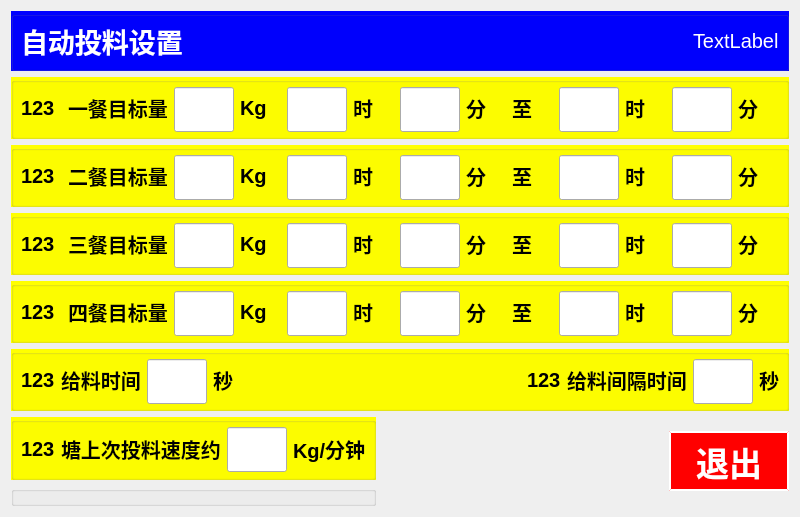
Before: the Qt Designer form chengyi_Qt4linux/form_auto.ui in wsh01/batch-feeder, drawn with Qt 5.
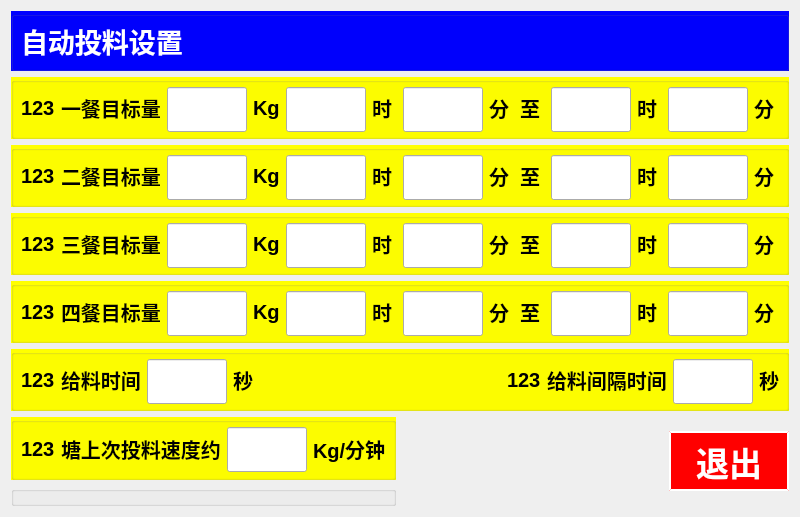
After: the same form once the commit is applied. Custom widgets are drawn as their Qt base class.

```diff
--- a/chengyi_Qt4linux/form_auto.ui
+++ b/chengyi_Qt4linux/form_auto.ui
@@ -72,13 +72,15 @@
         <property name="font">
          <font>
           <pointsize>15</pointsize>
+          <weight>75</weight>
+          <bold>true</bold>
          </font>
         </property>
         <property name="styleSheet">
          <string notr="true">QLabel{color:rgb(255, 255, 255);}</string>
         </property>
         <property name="text">
-         <string>TextLabel</string>
+         <string/>
         </property>
        </widget>
       </item>
@@ -131,13 +133,13 @@
        <widget class="myLineEdit" name="lineEdit">
         <property name="minimumSize">
          <size>
-          <width>60</width>
+          <width>80</width>
           <height>45</height>
          </size>
         </property>
         <property name="maximumSize">
          <size>
-          <width>60</width>
+          <width>80</width>
           <height>45</height>
          </size>
         </property>
@@ -171,13 +173,13 @@
        <widget class="myLineEdit" name="lineEdit_9">
         <property name="minimumSize">
          <size>
-          <width>60</width>
+          <width>80</width>
           <height>45</height>
          </size>
         </property>
         <property name="maximumSize">
          <size>
-          <width>60</width>
+          <width>80</width>
           <height>45</height>
          </size>
         </property>
@@ -208,13 +210,13 @@
        <widget class="myLineEdit" name="lineEdit_10">
         <property name="minimumSize">
          <size>
-          <width>60</width>
+          <width>80</width>
           <height>45</height>
          </size>
         </property>
         <property name="maximumSize">
          <size>
-          <width>60</width>
+          <width>80</width>
           <height>45</height>
          </size>
         </property>
@@ -259,13 +261,13 @@
        <widget class="myLineEdit" name="lineEdit_21">
         <property name="minimumSize">
          <size>
-          <width>60</width>
+          <width>80</width>
           <height>45</height>
          </size>
         </property>
         <property name="maximumSize">
          <size>
-          <width>60</width>
+          <width>80</width>
           <height>45</height>
          </size>
         </property>
@@ -296,13 +298,13 @@
        <widget class="myLineEdit" name="lineEdit_18">
         <property name="minimumSize">
          <size>
-          <width>60</width>
+          <width>80</width>
           <height>45</height>
          </size>
         </property>
         <property name="maximumSize">
          <size>
-          <width>60</width>
+          <width>80</width>
           <height>45</height>
          </size>
         </property>
@@ -361,13 +363,13 @@
        <widget class="myLineEdit" name="lineEdit_8">
         <property name="minimumSize">
          <size>
-          <width>60</width>
+          <width>80</width>
           <height>45</height>
          </size>
         </property>
         <property name="maximumSize">
          <size>
-          <width>60</width>
+          <width>80</width>
           <height>45</height>
          </size>
         </property>
@@ -440,13 +442,13 @@
        <widget class="myLineEdit" name="lineEdit_13">
         <property name="minimumSize">
          <size>
-          <width>60</width>
+          <width>80</width>
           <height>45</height>
          </size>
         </property>
         <property name="maximumSize">
          <size>
-          <width>60</width>
+          <width>80</width>
           <height>45</height>
          </size>
         </property>
@@ -463,13 +465,13 @@
        <widget class="myLineEdit" name="lineEdit_16">
         <property name="minimumSize">
          <size>
-          <width>60</width>
+          <width>80</width>
           <height>45</height>
          </size>
         </property>
         <property name="maximumSize">
          <size>
-          <width>60</width>
+          <width>80</width>
           <height>45</height>
          </size>
         </property>
@@ -486,13 +488,13 @@
        <widget class="myLineEdit" name="lineEdit_17">
         <property name="minimumSize">
          <size>
-          <width>60</width>
+          <width>80</width>
           <height>45</height>
          </size>
         </property>
         <property name="maximumSize">
          <size>
-          <width>60</width>
+          <width>80</width>
           <height>45</height>
          </size>
         </property>
@@ -537,13 +539,13 @@
        <widget class="myLineEdit" name="lineEdit_2">
         <property name="minimumSize">
          <size>
-          <width>60</width>
+          <width>80</width>
           <height>45</height>
          </size>
         </property>
         <property name="maximumSize">
          <size>
-          <width>60</width>
+          <width>80</width>
           <height>45</height>
          </size>
         </property>
@@ -623,13 +625,13 @@
        <widget class="myLineEdit" name="lineEdit_3">
         <property name="minimumSize">
          <size>
-          <width>60</width>
+          <width>80</width>
           <height>45</height>
          </size>
         </property>
         <property name="maximumSize">
          <size>
-          <width>60</width>
+          <width>80</width>
           <height>45</height>
          </size>
         </property>
@@ -660,13 +662,13 @@
        <widget class="myLineEdit" name="lineEdit_7">
         <property name="minimumSize">
          <size>
-          <width>60</width>
+          <width>80</width>
           <height>45</height>
          </size>
         </property>
         <property name="maximumSize">
          <size>
-          <width>60</width>
+          <width>80</width>
           <height>45</height>
          </size>
         </property>
@@ -697,13 +699,13 @@
        <widget class="myLineEdit" name="lineEdit_12">
         <property name="minimumSize">
          <size>
-          <width>60</width>
+          <width>80</width>
           <height>45</height>
          </size>
         </property>
         <property name="maximumSize">
          <size>
-          <width>60</width>
+          <width>80</width>
           <height>45</height>
          </size>
         </property>
@@ -748,13 +750,13 @@
        <widget class="myLineEdit" name="lineEdit_15">
         <property name="minimumSize">
          <size>
-          <width>60</width>
+          <width>80</width>
           <height>45</height>
          </size>
         </property>
         <property name="maximumSize">
          <size>
-          <width>60</width>
+          <width>80</width>
           <height>45</height>
          </size>
         </property>
@@ -785,13 +787,13 @@
        <widget class="myLineEdit" name="lineEdit_19">
         <property name="minimumSize">
          <size>
-          <width>60</width>
+          <width>80</width>
           <height>45</height>
          </size>
         </property>
         <property name="maximumSize">
          <size>
-          <width>60</width>
+          <width>80</width>
           <height>45</height>
          </size>
         </property>
@@ -864,13 +866,13 @@
        <widget class="myLineEdit" name="lineEdit_4">
         <property name="minimumSize">
          <size>
-          <width>60</width>
+          <width>80</width>
           <height>45</height>
          </size>
         </property>
         <property name="maximumSize">
          <size>
-          <width>60</width>
+          <width>80</width>
           <height>45</height>
          </size>
         </property>
@@ -901,13 +903,13 @@
        <widget class="myLineEdit" name="lineEdit_6">
         <property name="minimumSize">
          <size>
-          <width>60</width>
+          <width>80</width>
           <height>45</height>
          </size>
         </property>
         <property name="maximumSize">
          <size>
-          <width>60</width>
+          <width>80</width>
           <height>45</height>
          </size>
         </property>
@@ -938,13 +940,13 @@
        <widget class="myLineEdit" name="lineEdit_11">
         <property name="minimumSize">
          <size>
-          <width>60</width>
+          <width>80</width>
           <height>45</height>
          </size>
         </property>
         <property name="maximumSize">
          <size>
-          <width>60</width>
+          <width>80</width>
           <height>45</height>
          </size>
         </property>
@@ -989,13 +991,13 @@
        <widget class="myLineEdit" name="lineEdit_14">
         <property name="minimumSize">
          <size>
-          <width>60</width>
+          <width>80</width>
           <height>45</height>
          </size>
         </property>
         <property name="maximumSize">
          <size>
-          <width>60</width>
+          <width>80</width>
           <height>45</height>
          </size>
         </property>
@@ -1026,13 +1028,13 @@
        <widget class="myLineEdit" name="lineEdit_20">
         <property name="minimumSize">
          <size>
-          <width>60</width>
+          <width>80</width>
           <height>45</height>
          </size>
         </property>
         <property name="maximumSize">
          <size>
-          <width>60</width>
+          <width>80</width>
           <height>45</height>
          </size>
         </property>
@@ -1105,13 +1107,13 @@
        <widget class="myLineEdit" name="lineEdit_5">
         <property name="minimumSize">
          <size>
-          <width>60</width>
+          <width>80</width>
           <height>45</height>
          </size>
         </property>
         <property name="maximumSize">
          <size>
-          <width>60</width>
+          <width>80</width>
           <height>45</height>
          </size>
         </property>
@@ -1183,13 +1185,13 @@
        <widget class="myLineEdit" name="lineEdit_22">
         <property name="minimumSize">
          <size>
-          <width>60</width>
+          <width>80</width>
           <height>45</height>
          </size>
         </property>
         <property name="maximumSize">
          <size>
-          <width>60</width>
+          <width>80</width>
           <height>45</height>
          </size>
         </property>
@@ -1262,13 +1264,13 @@
        <widget class="myLineEdit" name="lineEdit_23">
         <property name="minimumSize">
          <size>
-          <width>60</width>
+          <width>80</width>
           <height>45</height>
          </size>
         </property>
         <property name="maximumSize">
          <size>
-          <width>60</width>
+          <width>80</width>
           <height>45</height>
          </size>
         </property>
@@ -1360,6 +1362,11 @@
   </layout>
  </widget>
  <customwidgets>
+  <customwidget>
+   <class>DataTimeShow</class>
+   <extends>QLabel</extends>
+   <header>datatimeshow.h</header>
+  </customwidget>
   <customwidget>
    <class>myLineEdit</class>
    <extends>QLineEdit</extends>
```
Left out of the diff: 2 changed lines with no effect on the pictures.
